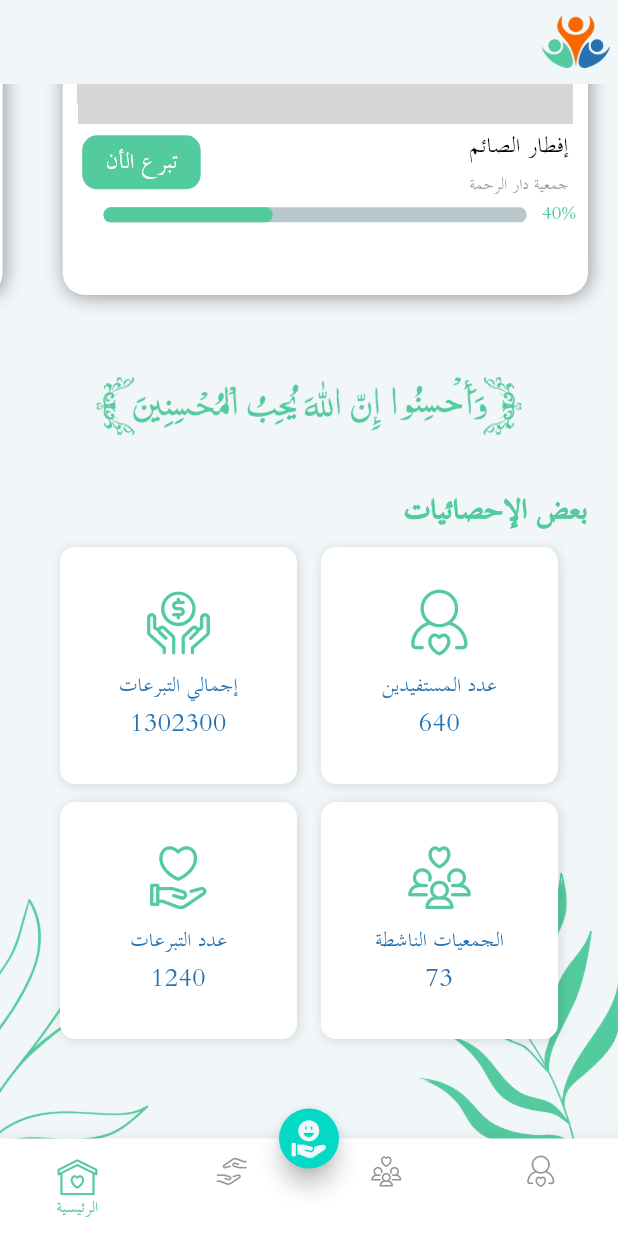
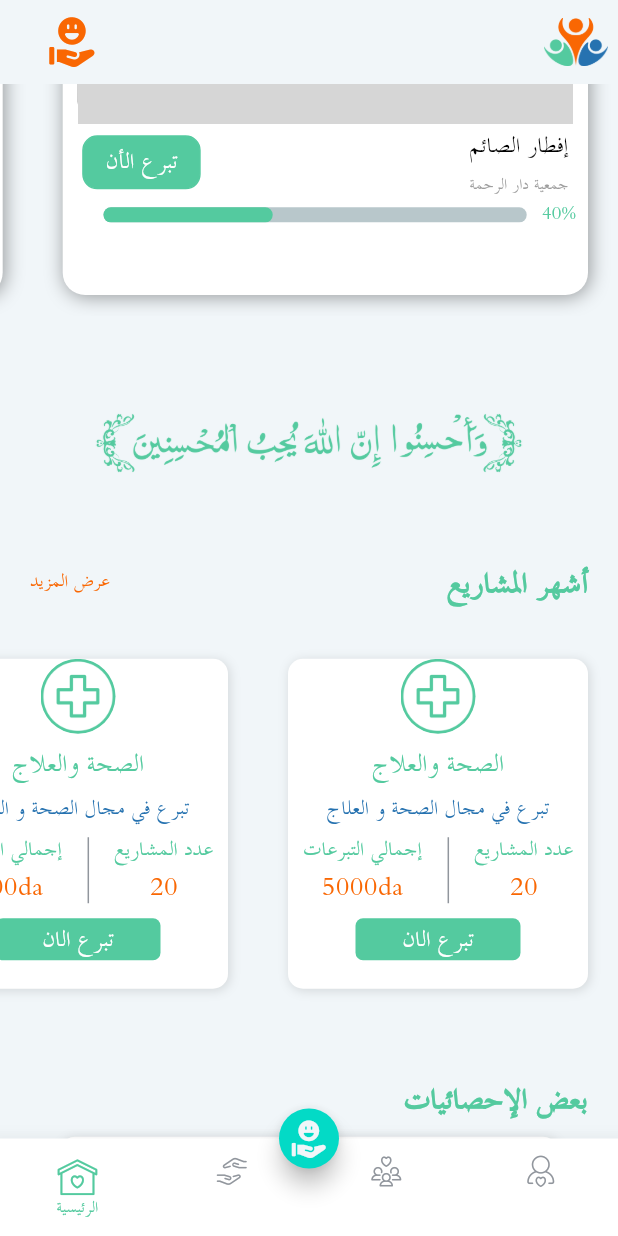
Before and after one commit to Atou4/sahim, a Flutter app: the screen it shows after launch, item 4 of the bottom bar chosen, scrolled down 269 dp, on a phone screen of 412 x 824 dp. Run offline on Flutter 3.47's test engine with Material 2 defaults, Android fonts, the phone set to English and light mode, and no system bars; drawn by our look-alikes of percent_indicator; our stand-ins replace drop_shadow, flutter_svg; grey boxes are pictures that could not be loaded.

Commit message:
Final version

```diff
--- a/lib/screens/home/home_page.dart
+++ b/lib/screens/home/home_page.dart
@@ -1,10 +1,14 @@
 import 'package:flutter/cupertino.dart';
 import 'package:flutter/material.dart';
 import 'package:sahim/models/project_model.dart';
+import 'package:sahim/screens/my_donation/checkout_screen.dart';
+import 'package:sahim/screens/my_donation/tracking_donation_page.dart';
+import 'package:sahim/theme/colors.dart';
 import 'package:sahim/theme/sahim_icons.dart';
 import 'package:sahim/screens/home/stats_widget.dart';
 import '../../backend/data.dart';
 import '../../widgets/project_card_widget.dart';
+import 'categories_widget.dart';
 
 class HomePage extends StatelessWidget {
   const HomePage({Key? key}) : super(key: key);
@@ -18,11 +22,19 @@
         appBar: AppBar(
           leading: FittedBox(
               child: Padding(
-            padding: const EdgeInsets.all(15.0),
+            padding: const EdgeInsets.all(20.0),
             child: Image.asset("assets/img/logo_tmp.png"),
           )),
           actions: [
-
+            Padding(
+              padding: const EdgeInsets.only(left:20.0),
+              child: IconButton(
+                onPressed: () {
+                  Navigator.push(context, MaterialPageRoute(builder: (context)=> TrackingDonationPage(currentTrack: 3,)));
+                },
+                icon: const Icon(SahimIcons.happiness__smile__kindness__love_1,color: SahimColors.orange,size: 40,),
+              ),
+            ),
           ],
         ),
         body: SafeArea(
@@ -34,7 +46,6 @@
               SizedBox(
                 height: size.height * 0.03,
               ),
-
               Padding(
                 padding: const EdgeInsets.symmetric(horizontal: 20.0),
                 child: Row(
@@ -47,45 +58,82 @@
                       padding: const EdgeInsets.only(top: 6.0),
                       child: Text(
                         "عرض المزيد",
-                        style: Theme.of(context).textTheme.overline,
+                        style: Theme.of(context).textTheme.overline!.copyWith(color: SahimColors.orange),
                       ),
                     ),
                   ],
                 ),
               ),
-
               Container(
                 margin: EdgeInsets.symmetric(vertical: 10),
                 height: 350,
                 child: FutureBuilder(
                     future: Data.getTopProjects(),
-                  builder: (context,snap){
+                    builder: (context, snap) {
                       List<Project> projects = (snap.data as List<Project>);
                       return ListView.builder(
                         itemCount: projects.length,
                         scrollDirection: Axis.horizontal,
-                      itemBuilder: (context,index){
+                        itemBuilder: (context, index) {
                           return ProjectCardWidget(
                             project: projects.elementAt(index),
-                          onTap: (){
+                            onTap: () {
+                              Navigator.push(
+                                  context,
+                                  MaterialPageRoute(
+                                      builder: (_) => CheckoutPage()));
                             },
                             onDonateNow: () {},
                           );
                         },
                       );
-                  }
+                    }),
               ),
+              SizedBox(
+                height: size.height * 0.03,
               ),
-
-
               const Center(
                   child: Image(
                 height: 100,
                 width: 300,
                 image: AssetImage('assets/pics/ahsino_ayah.png'),
               )),
+              SizedBox(
+                height: size.height * 0.03,
+              ),
+              Padding(
+                padding: const EdgeInsets.symmetric(horizontal: 20.0),
+                child: Row(
+                  crossAxisAlignment: CrossAxisAlignment.start,
+                  children: [
+                    Text("أشهر المشاريع",
+                        style: Theme.of(context).textTheme.headline4),
+                    const Spacer(),
+                    Padding(
+                      padding: const EdgeInsets.only(top: 6.0),
+                      child: Text(
+                        "عرض المزيد",
+                        style: Theme.of(context).textTheme.overline!.copyWith(color: SahimColors.orange),
+                      ),
+                    ),
+                  ],
+                ),
+              ),
+               Container(
+                margin: const EdgeInsets.symmetric(vertical: 10),
+                height: 260,
+                child: ListView(
+                  scrollDirection: Axis.horizontal,
+                  children: const [
+                    CatCard( title: "عدد المستفيدين", count: 640,),
+                    CatCard( title: "عدد المستفيدين", count: 640,)
+                  ],
+                ),
+              ),
 
-
+              SizedBox(
+                height: size.height * 0.03,
+              ),
               Padding(
                 padding: const EdgeInsets.symmetric(horizontal: 20.0),
                 child: Text("بعض الإحصائيات",
--- a/lib/screens/my_donation/checkout_screen.dart
+++ b/lib/screens/my_donation/checkout_screen.dart
@@ -1,4 +1,5 @@
 import 'package:flutter/material.dart';
+import 'package:sahim/screens/my_donation/tracking_donation_page.dart';
 import 'package:sahim/theme/colors.dart';
 import 'package:sahim/widgets/card_button.dart';
 
@@ -138,8 +139,11 @@
                 height: 75,
                 child:
                 ProButton(
-                onPressed: () {},
-                text: "عرض التفاصيل",
+                onPressed: () {
+                Navigator.push(context,
+                    MaterialPageRoute(builder: (_) =>const  TrackingDonationPage(currentTrack: 2,)));
+                },
+                text: "اكمل",
                 color: SahimColors.green,
               ),
               ),
```
Lines whose indentation alone changed are shown as unchanged.
